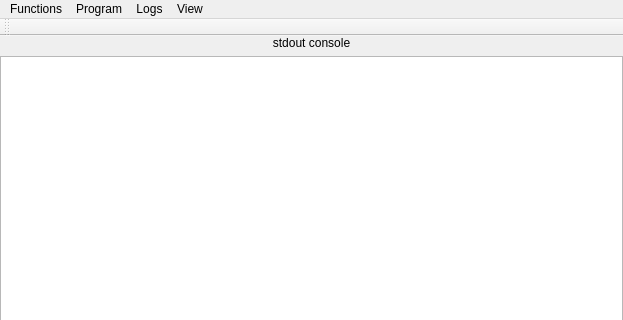
Above: XRADGUI/QtGUIAPI/Forms/ConsoleWindow.ui from Center-of-Diagnostics-and-Telemedicine/xrad before the change; both pictures show x 0 to 623 and y 0 to 320 of the 623 by 742 pixel window. Below: the same form after it.
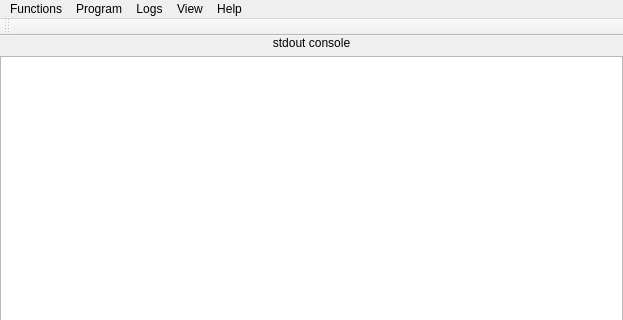
That is the form after the change. Custom widgets are drawn as their Qt base class.

```diff
--- a/XRADGUI/QtGUIAPI/Forms/ConsoleWindow.ui
+++ b/XRADGUI/QtGUIAPI/Forms/ConsoleWindow.ui
@@ -72,7 +72,7 @@
      <x>0</x>
      <y>0</y>
      <width>623</width>
-     <height>26</height>
+     <height>21</height>
     </rect>
    </property>
    <widget class="QMenu" name="menuFunction">
@@ -119,10 +119,17 @@
     <addaction name="actionAllowStayOnTop"/>
     <addaction name="menuLanguage"/>
    </widget>
+   <widget class="QMenu" name="menuHelp">
+    <property name="title">
+     <string>Help</string>
+    </property>
+    <addaction name="actionHelpAbout"/>
+   </widget>
    <addaction name="menuFunction"/>
    <addaction name="menuProgram"/>
    <addaction name="menuLogs"/>
    <addaction name="menuView"/>
+   <addaction name="menuHelp"/>
   </widget>
   <widget class="QToolBar" name="mainToolBar">
    <attribute name="toolBarArea">
```
Left out of the diff: 5 changed lines with no effect on the pictures.
